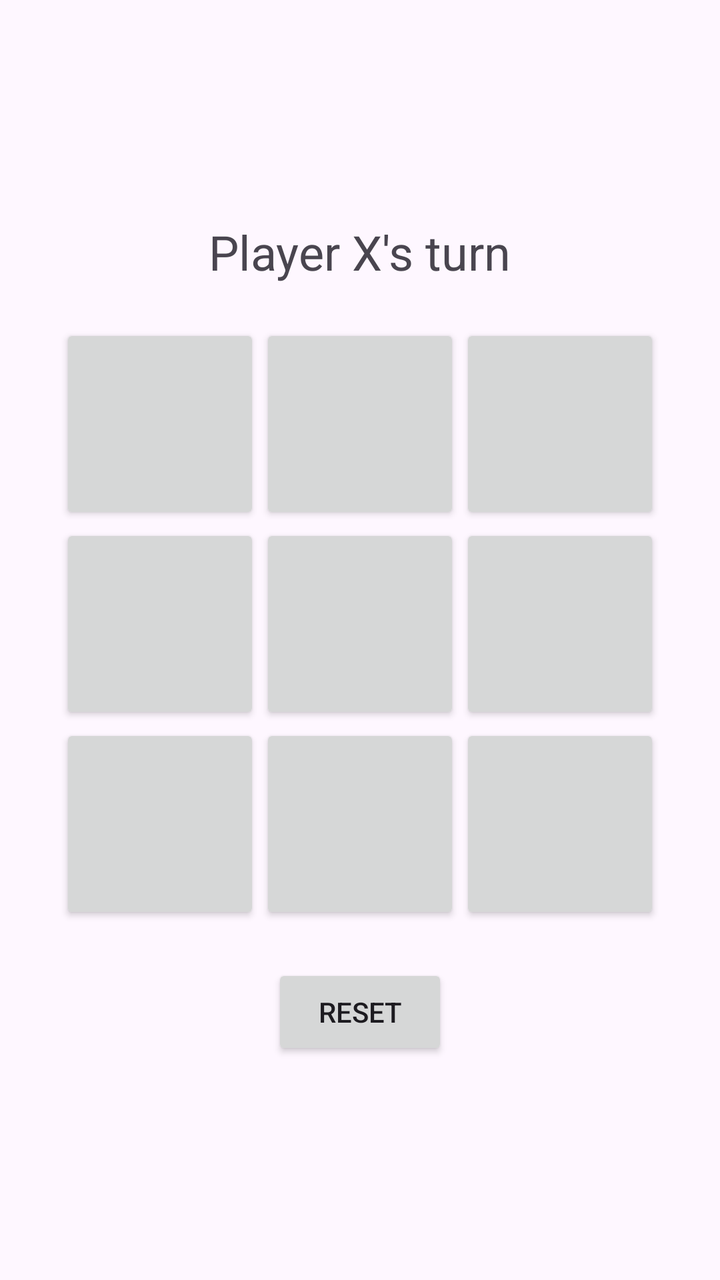
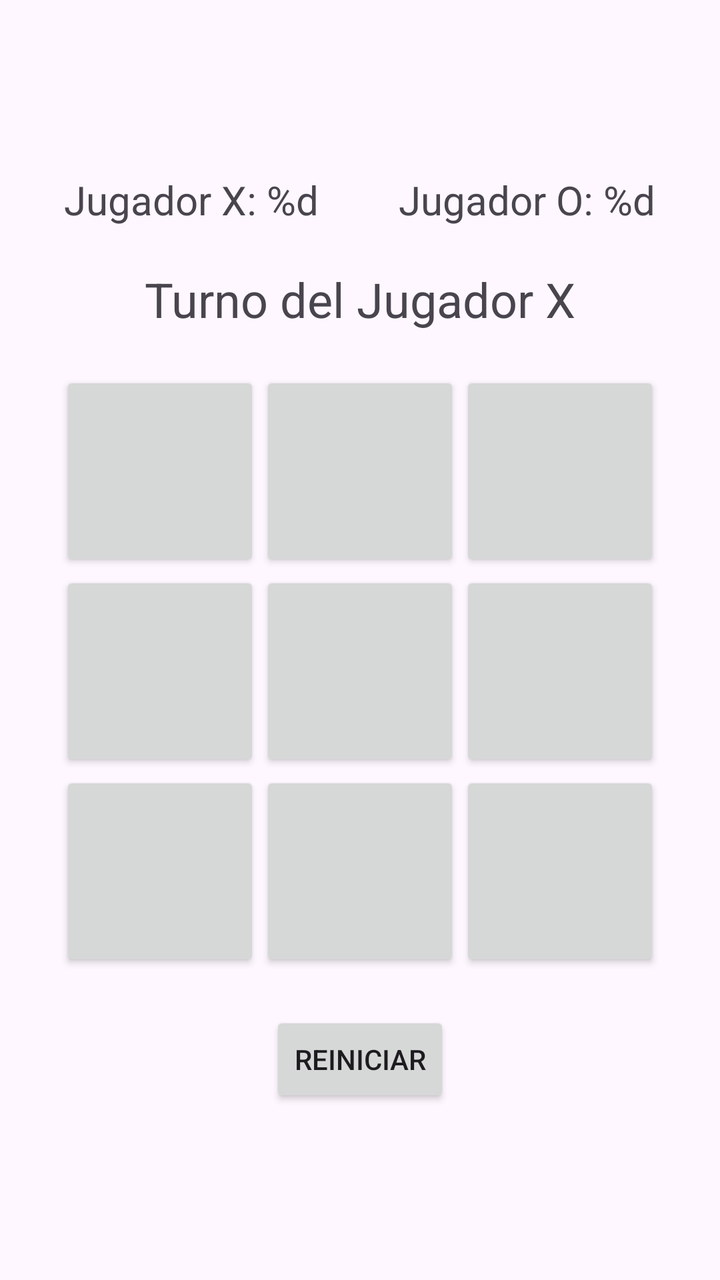

Compare the two renders of this Android layout. The source of the first and the diff that turns it into the second are given below.
<!-- AndroidManifest.xml: application theme Theme.TresEnRayaAndroid -->
<!-- res/layout/activity_main.xml -->
<?xml version="1.0" encoding="utf-8"?>
<LinearLayout xmlns:android="http://schemas.android.com/apk/res/android"
    xmlns:app="http://schemas.android.com/apk/res-auto"
    xmlns:tools="http://schemas.android.com/tools"
    android:id="@+id/main"
    android:layout_width="match_parent"
    android:layout_height="match_parent"
    android:orientation="vertical"
    android:gravity="center"
    tools:context=".MainActivity">

    <TextView
        android:id="@+id/status"
        android:layout_width="wrap_content"
        android:layout_height="wrap_content"
        android:text="Player X's turn"
        android:textSize="24sp"
        android:layout_marginBottom="20dp"/>

    <GridLayout
        android:id="@+id/board"
        android:layout_width="wrap_content"
        android:layout_height="wrap_content"
        android:columnCount="3"
        android:rowCount="3">

        <Button android:id="@+id/button00" android:layout_width="100dp" android:layout_height="100dp" android:textSize="48sp" />
        <Button android:id="@+id/button01" android:layout_width="100dp" android:layout_height="100dp" android:textSize="48sp" />
        <Button android:id="@+id/button02" android:layout_width="100dp" android:layout_height="100dp" android:textSize="48sp" />
        <Button android:id="@+id/button10" android:layout_width="100dp" android:layout_height="100dp" android:textSize="48sp" />
        <Button android:id="@+id/button11" android:layout_width="100dp" android:layout_height="100dp" android:textSize="48sp" />
        <Button android:id="@+id/button12" android:layout_width="100dp" android:layout_height="100dp" android:textSize="48sp" />
        <Button android:id="@+id/button20" android:layout_width="100dp" android:layout_height="100dp" android:textSize="48sp" />
        <Button android:id="@+id/button21" android:layout_width="100dp" android:layout_height="100dp" android:textSize="48sp" />
        <Button android:id="@+id/button22" android:layout_width="100dp" android:layout_height="100dp" android:textSize="48sp" />

    </GridLayout>

    <Button
        android:id="@+id/reset_button"
        android:layout_width="wrap_content"
        android:layout_height="wrap_content"
        android:text="Reset"
        android:layout_marginTop="20dp"/>

</LinearLayout>
<!-- resources referenced by this layout -->
<resources>
  <style name="Theme.TresEnRayaAndroid" parent="Base.Theme.TresEnRayaAndroid" />
  <style name="Base.Theme.TresEnRayaAndroid" parent="Theme.Material3.DayNight.NoActionBar">
          
          
      </style>
</resources>

<!-- the commit's change to res/layout/activity_main.xml (unified diff, before → after) -->
@@ -9,11 +9,36 @@
     android:gravity="center"
     tools:context=".MainActivity">
 
+    <LinearLayout
+        android:layout_width="match_parent"
+        android:layout_height="wrap_content"
+        android:orientation="horizontal"
+        android:gravity="center"
+        android:layout_marginBottom="20dp">
+
+        <TextView
+            android:id="@+id/player_x_score"
+            android:layout_width="wrap_content"
+            android:layout_height="wrap_content"
+            android:text="@string/player_x_score"
+            android:textSize="20sp"
+            android:layout_marginEnd="20dp"/>
+
+        <TextView
+            android:id="@+id/player_o_score"
+            android:layout_width="wrap_content"
+            android:layout_height="wrap_content"
+            android:text="@string/player_o_score"
+            android:textSize="20sp"
+            android:layout_marginStart="20dp"/>
+
+    </LinearLayout>
+
     <TextView
         android:id="@+id/status"
         android:layout_width="wrap_content"
         android:layout_height="wrap_content"
-        android:text="Player X's turn"
+        android:text="@string/player_x_turn"
         android:textSize="24sp"
         android:layout_marginBottom="20dp"/>
 
@@ -40,7 +65,7 @@
         android:id="@+id/reset_button"
         android:layout_width="wrap_content"
         android:layout_height="wrap_content"
-        android:text="Reset"
+        android:text="@string/reset"
         android:layout_marginTop="20dp"/>
 
 </LinearLayout>
<!-- resource entries referenced after the edit -->
@@ -1,5 +1,9 @@
 <!-- resources referenced by this layout -->
 <resources>
+  <string name="player_o_score">Jugador O: %d</string>
+  <string name="player_x_score">Jugador X: %d</string>
+  <string name="player_x_turn">Turno del Jugador X</string>
+  <string name="reset">Reiniciar</string>
   <style name="Theme.TresEnRayaAndroid" parent="Base.Theme.TresEnRayaAndroid" />
   <style name="Base.Theme.TresEnRayaAndroid" parent="Theme.Material3.DayNight.NoActionBar">
           
